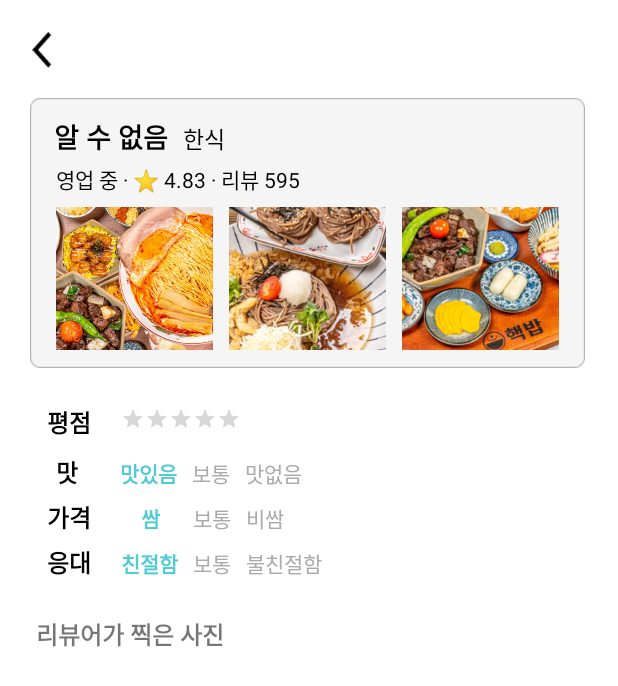
After one commit to gudwls47/Sever_project, an Android app: the fragment ReviewDetailFragment shown on its own in the app's theme, on a phone screen of 412 x 824 dp. The commit adds this screen. Shown: the top 686 px of the screen. Run offline under Robolectric (Android 15) with nearby library versions, the phone set to English and light mode, and no system bars.

Commit message:
리뷰 상세 페이지 UI 구현 완료

```diff
--- /dev/null
+++ b/app/src/main/java/com/example/server_project/ReviewDetailFragment.kt
@@ -0,0 +1,71 @@
+package com.example.server_project
+
+import android.os.Bundle
+import android.view.LayoutInflater
+import android.view.View
+import android.view.ViewGroup
+import android.widget.ImageView
+import android.widget.LinearLayout
+import android.widget.RatingBar
+import android.widget.TextView
+import androidx.fragment.app.Fragment
+
+class ReviewDetailFragment : Fragment() {
+
+    override fun onCreateView(
+        inflater: LayoutInflater, container: ViewGroup?,
+        savedInstanceState: Bundle?
+    ): View? {
+        val view = inflater.inflate(R.layout.fragment_review_detail, container, false)
+
+        // 전달받은 값
+        val restaurantName = arguments?.getString("restaurantName") ?: "알 수 없음"
+        val rating = arguments?.getFloat("rating") ?: 0f
+        val reviewText = arguments?.getString("reviewText") ?: ""
+        val imageResIds = arguments?.getIntegerArrayList("imageList") ?: arrayListOf()
+
+        // 가게 이름 및 별점 세팅
+        view.findViewById<TextView>(R.id.tv_store_name).text = restaurantName
+        view.findViewById<RatingBar>(R.id.rating_bar).rating = rating
+        view.findViewById<TextView>(R.id.tv_review_text).text = reviewText
+
+        // 대표 이미지 세팅 (고정 이미지)
+        val storeImages = listOf(
+            R.drawable.img_store_sample1,
+            R.drawable.img_store_sample2,
+            R.drawable.img_store_sample3
+        )
+
+        val storeImageLayout = view.findViewById<LinearLayout>(R.id.layout_store_images)
+        storeImages.forEach { resId ->
+            val imageView = ImageView(requireContext()).apply {
+                setImageResource(resId)
+                layoutParams = LinearLayout.LayoutParams(0, 250, 1f).apply {
+                    setMargins(8, 8, 8, 8)
+                }
+                scaleType = ImageView.ScaleType.CENTER_CROP
+            }
+            storeImageLayout.addView(imageView)
+        }
+
+        // 리뷰어가 찍은 사진 세팅
+        val userImageLayout = view.findViewById<LinearLayout>(R.id.layout_user_images)
+        imageResIds.forEach { resId ->
+            val imageView = ImageView(requireContext()).apply {
+                setImageResource(resId)
+                layoutParams = LinearLayout.LayoutParams(0, 250, 1f).apply {
+                    setMargins(8, 8, 8, 8)
+                }
+                scaleType = ImageView.ScaleType.CENTER_CROP
+            }
+            userImageLayout.addView(imageView)
+        }
+
+        // ✅ 뒤로가기 버튼 처리
+        view.findViewById<ImageView>(R.id.btn_back)?.setOnClickListener {
+            requireActivity().supportFragmentManager.popBackStack()
+        }
+
+        return view
+    }
+}
--- a/app/src/main/java/com/example/server_project/ui/ReviewerReviewAdapter.kt
+++ b/app/src/main/java/com/example/server_project/ui/ReviewerReviewAdapter.kt
@@ -1,5 +1,6 @@
 package com.example.server_project.ui
 
+import android.os.Bundle
 import android.view.LayoutInflater
 import android.view.View
 import android.view.ViewGroup
@@ -7,12 +8,15 @@ import android.widget.ImageView
 import android.widget.LinearLayout
 import android.widget.RatingBar
 import android.widget.TextView
+import androidx.fragment.app.FragmentActivity
 import androidx.recyclerview.widget.RecyclerView
 import com.example.server_project.R
+import com.example.server_project.ReviewDetailFragment
 import com.example.server_project.model.ReviewerReview
 
-class ReviewerReviewAdapter(private val reviewList: List<ReviewerReview>) :
-    RecyclerView.Adapter<ReviewerReviewAdapter.ViewHolder>() {
+class ReviewerReviewAdapter(
+    private val reviewList: List<ReviewerReview>
+) : RecyclerView.Adapter<ReviewerReviewAdapter.ViewHolder>() {
 
     inner class ViewHolder(view: View) : RecyclerView.ViewHolder(view) {
         val restaurantName: TextView = view.findViewById(R.id.tv_restaurant_name)
@@ -33,10 +37,9 @@ class ReviewerReviewAdapter(private val reviewList: List<ReviewerReview>) :
         holder.ratingBar.rating = review.rating
         holder.content.text = review.content
 
-        // ✅ 이미지 영역 초기화 (View 재활용 대응)
+        // 이미지 초기화 (재활용 대응)
         holder.imageLayout.removeAllViews()
 
-        // ✅ 최대 4개의 이미지만 추가
         review.imageList.take(4).forEach { resId ->
             val imageView = ImageView(holder.itemView.context).apply {
                 setImageResource(resId)
@@ -47,6 +50,28 @@ class ReviewerReviewAdapter(private val reviewList: List<ReviewerReview>) :
             }
             holder.imageLayout.addView(imageView)
         }
+
+        // ✅ 아이템 클릭 → 상세 페이지로 이동
+        holder.itemView.setOnClickListener {
+            val context = holder.itemView.context
+            val activity = context as? FragmentActivity ?: return@setOnClickListener
+
+            val bundle = Bundle().apply {
+                putString("restaurantName", review.restaurantName)
+                putFloat("rating", review.rating)
+                putString("reviewText", review.content)
+                putIntegerArrayList("imageList", ArrayList(review.imageList))
+            }
+
+            val fragment = ReviewDetailFragment().apply {
+                arguments = bundle
+            }
+
+            activity.supportFragmentManager.beginTransaction()
+                .replace(R.id.main_frm, fragment)
+                .addToBackStack(null)
+                .commit()
+        }
     }
 
     override fun getItemCount(): Int = reviewList.size
--- /dev/null
+++ b/app/src/main/res/layout/fragment_review_detail.xml
@@ -0,0 +1,251 @@
+<?xml version="1.0" encoding="utf-8"?>
+<ScrollView xmlns:android="http://schemas.android.com/apk/res/android"
+    android:layout_width="match_parent"
+    android:layout_height="match_parent">
+
+    <LinearLayout
+        android:orientation="vertical"
+        android:layout_width="match_parent"
+        android:layout_height="wrap_content"
+        android:padding="16dp">
+
+        <!-- 뒤로가기 버튼 -->
+        <ImageView
+            android:id="@+id/btn_back"
+            android:layout_width="24dp"
+            android:layout_height="24dp"
+            android:layout_marginTop="5dp"
+            android:src="@drawable/ic_back"
+            android:clickable="true"
+            android:focusable="true" />
+
+        <!-- 가게 정보 박스 -->
+        <LinearLayout
+            android:orientation="vertical"
+            android:layout_width="370dp"
+            android:layout_height="180dp"
+            android:layout_marginStart="4dp"
+            android:background="@drawable/btn_white_box"
+            android:padding="12dp"
+            android:layout_marginTop="20dp"
+            android:elevation="2dp">
+
+            <LinearLayout
+                android:layout_width="wrap_content"
+                android:layout_height="wrap_content"
+                android:layout_marginStart="4dp"
+                android:orientation="horizontal">
+
+                <TextView
+                    android:id="@+id/tv_store_name"
+                    android:layout_width="wrap_content"
+                    android:layout_height="wrap_content"
+                    android:text="가게 이름"
+                    android:textSize="18sp"
+                    android:textStyle="bold"
+                    android:textColor="@color/black" />
+
+                <TextView
+                    android:id="@+id/tv_store_category"
+                    android:layout_width="wrap_content"
+                    android:layout_height="wrap_content"
+                    android:layout_marginStart="10dp"
+                    android:text="한식"
+                    android:textSize="15sp"
+                    android:textColor="@color/black" />
+            </LinearLayout>
+
+            <TextView
+                android:id="@+id/tv_store_status"
+                android:layout_width="wrap_content"
+                android:layout_height="wrap_content"
+                android:text="영업 중 · ⭐ 4.83 · 리뷰 595"
+                android:textSize="14sp"
+                android:textColor="@color/black"
+                android:layout_marginTop="4dp"
+                android:layout_marginStart="5dp" />
+
+            <!-- 대표 사진 -->
+            <LinearLayout
+                android:id="@+id/layout_store_images"
+                android:layout_width="match_parent"
+                android:layout_height="match_parent"
+                android:orientation="horizontal"
+                android:layout_marginTop="8dp"
+                android:gravity="center_vertical" />
+        </LinearLayout>
+
+        <!-- ⭐ 정적 평점 표시 -->
+        <LinearLayout
+            android:layout_width="wrap_content"
+            android:layout_height="wrap_content"
+            android:orientation="horizontal"
+            android:layout_marginTop="24dp"
+            android:layout_marginStart="15dp">
+
+            <TextView
+                android:layout_width="wrap_content"
+                android:layout_height="wrap_content"
+                android:text="평점 "
+                android:textStyle="bold"
+                android:textColor="@color/black"
+                android:textSize="16sp" />
+
+            <RatingBar
+                android:id="@+id/rating_bar"
+                android:layout_width="wrap_content"
+                android:layout_height="wrap_content"
+                android:numStars="5"
+                android:stepSize="0.5"
+                android:rating="4.5"
+                android:isIndicator="true"
+                style="?android:attr/ratingBarStyleSmall"
+                android:layout_marginTop="2dp"
+                android:layout_marginStart="16dp"/>
+        </LinearLayout>
+
+        <!-- 맛, 가격, 응대 -->
+        <LinearLayout
+            android:layout_width="match_parent"
+            android:layout_height="wrap_content"
+            android:orientation="vertical"
+            android:layout_marginTop="3dp"
+            android:layout_marginStart="15dp">
+
+            <!-- 맛 -->
+            <LinearLayout
+                android:orientation="horizontal"
+                android:layout_width="wrap_content"
+                android:layout_height="wrap_content"
+                android:layout_marginTop="6dp">
+                <TextView
+                    android:layout_width="wrap_content"
+                    android:layout_height="wrap_content"
+                    android:text="맛"
+                    android:textStyle="bold"
+                    android:textSize="16sp"
+                    android:textColor="@color/black"
+                    android:layout_marginEnd="20dp"
+                    android:layout_marginStart="6dp"/>
+                <TextView
+                    android:layout_width="wrap_content"
+                    android:layout_height="wrap_content"
+                    android:text="맛있음"
+                    android:textColor="@color/color_selected"
+                    android:textStyle="bold"
+                    android:layout_marginStart="8dp"/>
+                <TextView
+                    android:layout_width="wrap_content"
+                    android:layout_height="wrap_content"
+                    android:text="보통"
+                    android:layout_marginStart="10dp"
+                    android:textColor="@android:color/darker_gray" />
+
+                <TextView
+                    android:layout_width="wrap_content"
+                    android:layout_height="wrap_content"
+                    android:text="맛없음"
+                    android:layout_marginStart="10dp"
+                    android:textColor="@android:color/darker_gray" />
+            </LinearLayout>
+
+            <!-- 가격 -->
+            <LinearLayout
+                android:orientation="horizontal"
+                android:layout_width="wrap_content"
+                android:layout_height="wrap_content"
+                android:layout_marginTop="6dp">
+                <TextView
+                    android:layout_width="wrap_content"
+                    android:layout_height="wrap_content"
+                    android:text="가격"
+                    android:textStyle="bold"
+                    android:textSize="16sp"
+                    android:textColor="@color/black"
+                    android:layout_marginEnd="20dp" />
+                <TextView
+                    android:layout_width="wrap_content"
+                    android:layout_height="wrap_content"
+                    android:text="쌈"
+                    android:textColor="@color/color_selected"
+                    android:textStyle="bold"
+                    android:layout_marginStart="13dp"/>
+                <TextView
+                    android:layout_width="wrap_content"
+                    android:layout_height="wrap_content"
+                    android:text="보통"
+                    android:layout_marginStart="22dp"
+                    android:textColor="@android:color/darker_gray" />
+                <TextView
+                    android:layout_width="wrap_content"
+                    android:layout_height="wrap_content"
+                    android:text="비쌈"
+                    android:layout_marginStart="10dp"
+                    android:textColor="@android:color/darker_gray" />
+            </LinearLayout>
+
+            <!-- 응대 -->
+            <LinearLayout
+                android:orientation="horizontal"
+                android:layout_width="wrap_content"
+                android:layout_height="wrap_content"
+                android:layout_marginTop="6dp">
+                <TextView
+                    android:layout_width="wrap_content"
+                    android:layout_height="wrap_content"
+                    android:text="응대"
+                    android:textStyle="bold"
+                    android:textSize="16sp"
+                    android:textColor="@color/black"
+                    android:layout_marginEnd="20dp" />
+                <TextView
+                    android:layout_width="wrap_content"
+                    android:layout_height="wrap_content"
+                    android:text="친절함"
+                    android:textColor="@color/color_selected"
+                    android:textStyle="bold" />
+                <TextView
+                    android:layout_width="wrap_content"
+                    android:layout_height="wrap_content"
+                    android:text="보통"
+                    android:layout_marginStart="10dp"
+                    android:textColor="@android:color/darker_gray" />
+                <TextView
+                    android:layout_width="wrap_content"
+                    android:layout_height="wrap_content"
+                    android:text="불친절함"
+                    android:layout_marginStart="10dp"
+                    android:textColor="@android:color/darker_gray" />
+            </LinearLayout>
+        </LinearLayout>
+
+        <!-- 리뷰어가 찍은 사진 -->
+        <TextView
+            android:layout_width="wrap_content"
+            android:layout_height="wrap_content"
+            android:text="리뷰어가 찍은 사진"
+            android:textStyle="bold"
+            android:textSize="16sp"
+            android:layout_marginTop="24dp"
+            android:layout_marginStart="8dp"/>
+
+        <LinearLayout
+            android:id="@+id/layout_user_images"
+            android:layout_width="match_parent"
+            android:layout_height="110dp"
+            android:orientation="horizontal"
+            android:layout_marginTop="8dp"
+            android:layout_marginStart="8dp"/>
+
+        <!-- 리뷰 텍스트 -->
+        <TextView
+            android:id="@+id/tv_review_text"
+            android:layout_width="match_parent"
+            android:layout_height="wrap_content"
+            android:text="리뷰 내용"
+            android:textColor="@color/black"
+            android:textSize="14sp"
+            android:layout_marginTop="16dp"
+            android:layout_marginStart="8dp"/>
+    </LinearLayout>
+</ScrollView>
```
Also changed, not shown: app/src/main/res/drawable/img_store_sample1.png (added), app/src/main/res/drawable/img_store_sample2.png (added), app/src/main/res/drawable/img_store_sample3.png (added).
